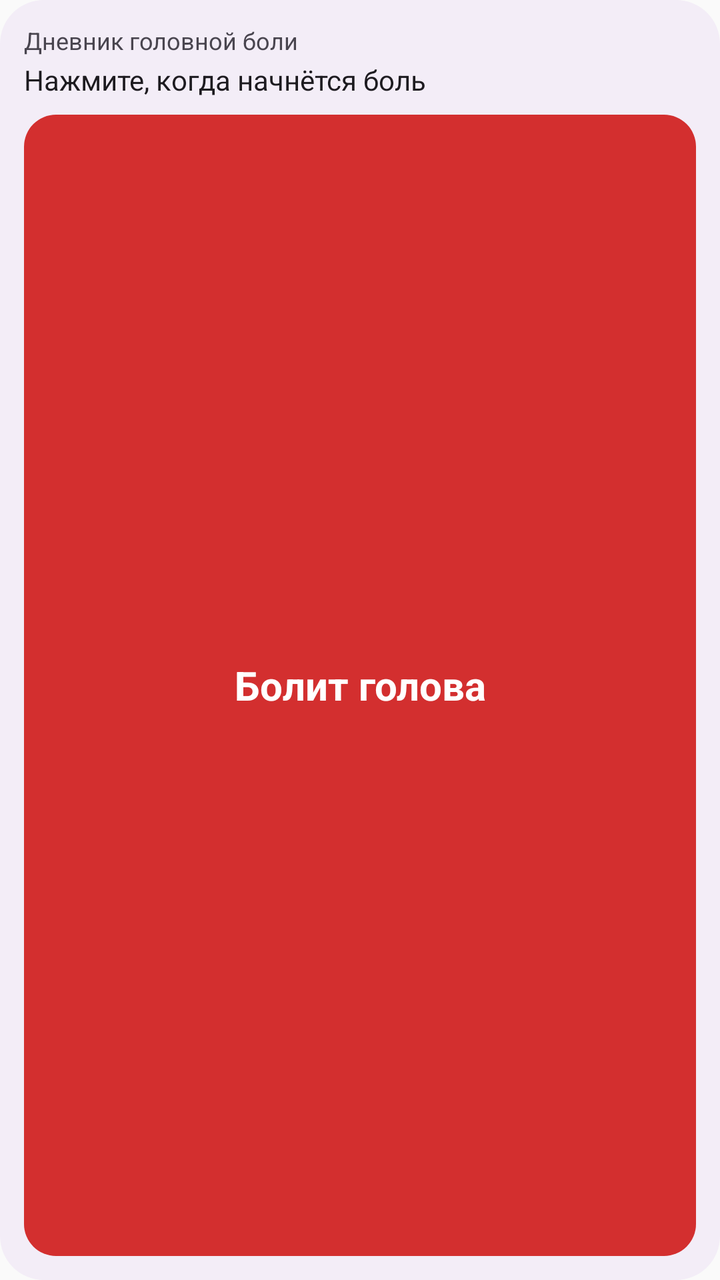
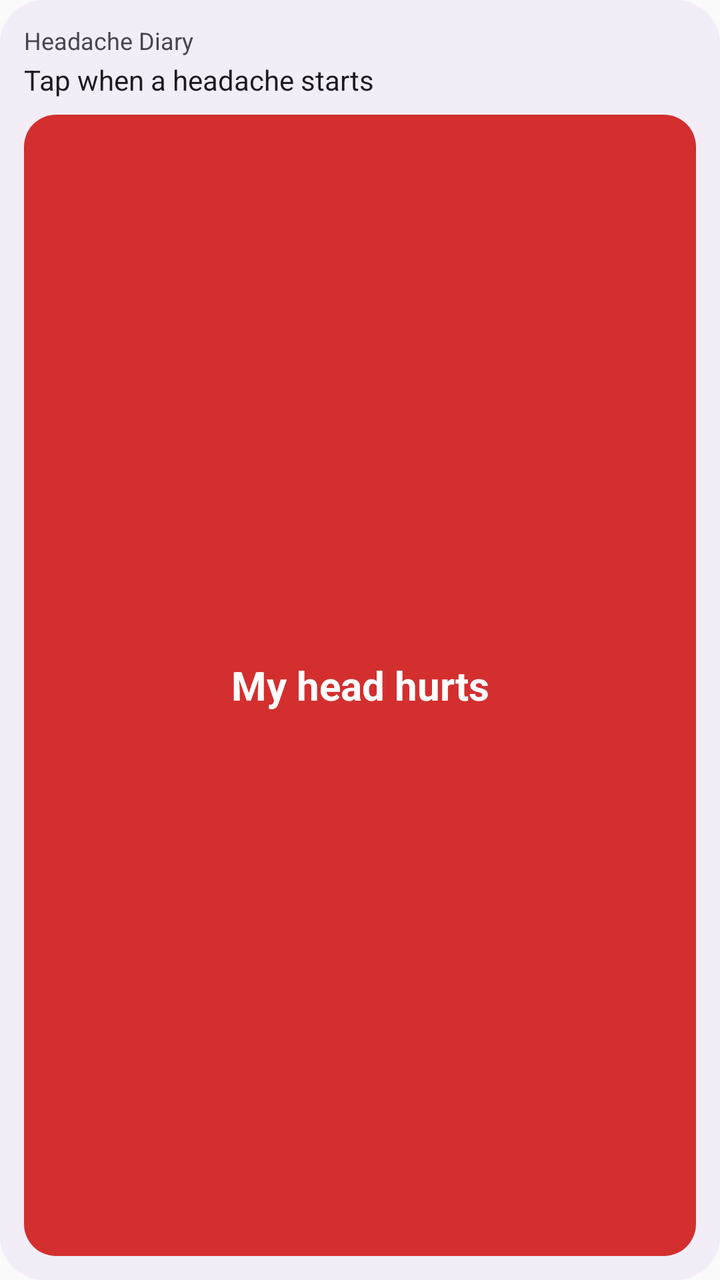

Compare the two renders of this Android layout. The source of the first and the diff that turns it into the second are given below.
<!-- AndroidManifest.xml: application theme Theme.HeadacheDiary -->
<!-- res/layout/widget_pain.xml -->
<?xml version="1.0" encoding="utf-8"?>
<LinearLayout xmlns:android="http://schemas.android.com/apk/res/android"
    android:id="@+id/widget_root"
    android:layout_width="match_parent"
    android:layout_height="match_parent"
    android:background="@drawable/widget_bg"
    android:orientation="vertical"
    android:padding="12dp">

    <LinearLayout
        android:id="@+id/widget_header"
        android:layout_width="match_parent"
        android:layout_height="wrap_content"
        android:orientation="vertical">

        <TextView
            android:layout_width="match_parent"
            android:layout_height="wrap_content"
            android:text="Дневник головной боли"
            android:textColor="@color/widget_text_secondary"
            android:textSize="12sp" />

        <TextView
            android:id="@+id/widget_status"
            android:layout_width="match_parent"
            android:layout_height="wrap_content"
            android:layout_marginTop="2dp"
            android:maxLines="1"
            android:text="Нажмите, когда начнётся боль"
            android:textColor="@color/widget_text"
            android:textSize="14sp" />
    </LinearLayout>

    <TextView
        android:id="@+id/widget_button"
        android:layout_width="match_parent"
        android:layout_height="0dp"
        android:layout_marginTop="8dp"
        android:layout_weight="1"
        android:background="@drawable/widget_button_pain"
        android:gravity="center"
        android:text="Болит голова"
        android:textColor="#FFFFFF"
        android:textSize="20sp"
        android:textStyle="bold" />
</LinearLayout>
<!-- resources referenced by this layout -->
<resources>
  <color name="widget_text">#1D1B20</color>
  <color name="widget_text_secondary">#49454F</color>
  <!-- drawable widget_bg (drawable) -->
  <?xml version="1.0" encoding="utf-8"?>
  <shape xmlns:android="http://schemas.android.com/apk/res/android"
      android:shape="rectangle">
      <solid android:color="@color/widget_bg" />
      <corners android:radius="22dp" />
  </shape>
  <!-- drawable widget_button_pain (drawable) -->
  <?xml version="1.0" encoding="utf-8"?>
  <shape xmlns:android="http://schemas.android.com/apk/res/android"
      android:shape="rectangle">
      <solid android:color="#D32F2F" />
      <corners android:radius="16dp" />
  </shape>
  <style name="Theme.HeadacheDiary" parent="android:Theme.Material.Light.NoActionBar" />
  <color name="widget_bg">#F3EDF7</color>
</resources>

<!-- the commit's change to res/layout/widget_pain.xml (unified diff, before → after) -->
@@ -14,9 +14,10 @@
         android:orientation="vertical">
 
         <TextView
+            android:id="@+id/widget_title"
             android:layout_width="match_parent"
             android:layout_height="wrap_content"
-            android:text="Дневник головной боли"
+            android:text="@string/app_name"
             android:textColor="@color/widget_text_secondary"
             android:textSize="12sp" />
 
@@ -26,7 +27,7 @@
             android:layout_height="wrap_content"
             android:layout_marginTop="2dp"
             android:maxLines="1"
-            android:text="Нажмите, когда начнётся боль"
+            android:text="@string/widget_status_hint"
             android:textColor="@color/widget_text"
             android:textSize="14sp" />
     </LinearLayout>
@@ -39,7 +40,7 @@
         android:layout_weight="1"
         android:background="@drawable/widget_button_pain"
         android:gravity="center"
-        android:text="Болит голова"
+        android:text="@string/hero_pain_title"
         android:textColor="#FFFFFF"
         android:textSize="20sp"
         android:textStyle="bold" />
<!-- resource entries referenced after the edit -->
@@ -16,6 +16,9 @@
       <solid android:color="#D32F2F" />
       <corners android:radius="16dp" />
   </shape>
+  <string name="app_name">Headache Diary</string>
+  <string name="hero_pain_title">My head hurts</string>
+  <string name="widget_status_hint">Tap when a headache starts</string>
   <style name="Theme.HeadacheDiary" parent="android:Theme.Material.Light.NoActionBar" />
   <color name="widget_bg">#F3EDF7</color>
 </resources>
